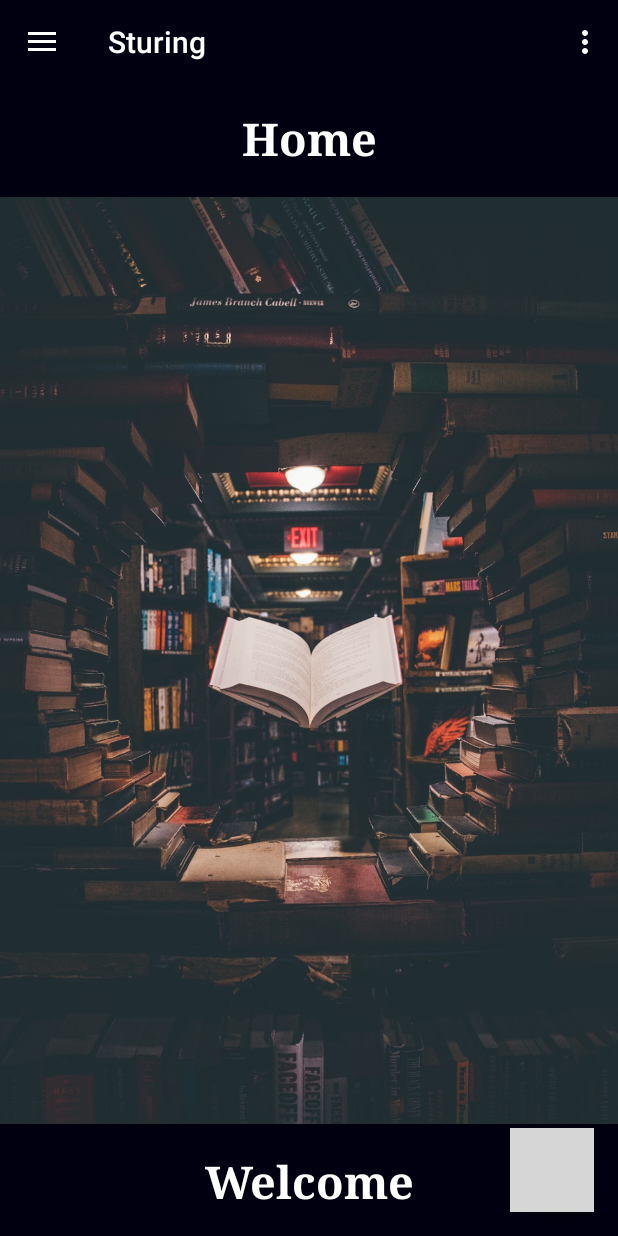
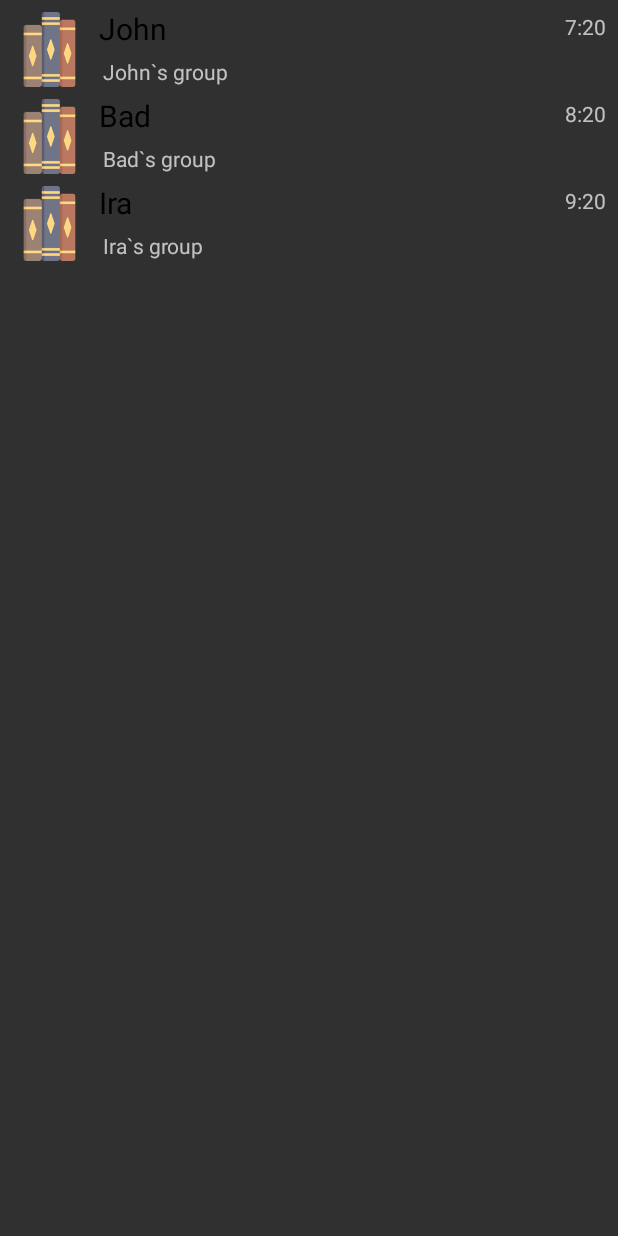
Before and after one commit to MayaraCastro/Sturing, an Android app: the MainActivity screen opened directly, with no data from a screen before it, in the side drawer, after a tap on "Slideshow", on a phone screen of 412 x 824 dp. Run offline under Robolectric (Android 15) with nearby library versions, the phone set to English and light mode, and no system bars; Roboto replaces fonts that are not available here; grey boxes are pictures that could not be loaded.

Commit message:
List of groups

```diff
--- a/app/build.gradle
+++ b/app/build.gradle
@@ -29,6 +29,7 @@ dependencies {
     implementation 'com.android.support.constraint:constraint-layout:1.1.3'
     implementation 'com.android.support:support-v4:28.0.0'
     implementation 'com.android.support:design:28.0.0'
+    implementation 'com.android.support:recyclerview-v7:28.0.0'
     testImplementation 'junit:junit:4.12'
     androidTestImplementation 'com.android.support.test:runner:1.0.2'
     androidTestImplementation 'com.android.support.test.espresso:espresso-core:3.0.2'
--- a/app/src/main/AndroidManifest.xml
+++ b/app/src/main/AndroidManifest.xml
@@ -25,24 +25,20 @@
             android:name=".MainActivity"
             android:label="@string/title_activity_main"
             android:theme="@style/Theme.AppCompat.NoActionBar" />
-
         <activity android:name=".OpeningActivity" />
-
         <activity
             android:name=".CreateUser"
             android:label="@string/title_activity_create_user"
             android:theme="@style/Theme.AppCompat.NoActionBar" />
-
         <activity
             android:name=".CreateGroupActivity"
             android:label="@string/new_group"
             android:theme="@style/Theme.AppCompat.NoActionBar" />
-
         <activity
             android:name=".ManageActivity"
             android:label="@string/personal_data"
             android:theme="@style/Theme.AppCompat.NoActionBar" />
-
+        <activity android:name=".GroupListActivity"></activity>
     </application>
 
 </manifest>
--- /dev/null
+++ b/app/src/main/java/com/example/sturing/sturing/Group.kt
@@ -0,0 +1,44 @@
+package com.example.sturing.sturing
+
+import android.widget.ImageView
+
+class Group {
+
+    private var name : String = ""
+    private var description : String = ""
+    private var timestamp : String = ""
+    private var image : ImageView? = null
+
+    fun getName() : String {
+        return name
+    }
+
+    fun setName(name : String) {
+        this.name = name
+    }
+
+    fun getDescription() : String {
+        return description
+    }
+
+    fun setDescription(description : String) {
+        this.description = description
+    }
+
+    fun getTimestamp() : String {
+        return timestamp
+    }
+
+    fun setTimestamp(timestamp : String) {
+        this.timestamp = timestamp
+    }
+
+    fun getImage() : ImageView? {
+        return image
+    }
+
+    fun setImage(image : ImageView) {
+        this.image = image
+    }
+
+}
--- /dev/null
+++ b/app/src/main/java/com/example/sturing/sturing/GroupAdapter.kt
@@ -0,0 +1,35 @@
+package com.example.sturing.sturing
+
+import android.content.Context
+import android.support.v7.widget.RecyclerView
+import android.view.LayoutInflater
+import android.view.View
+import android.view.ViewGroup
+import kotlinx.android.synthetic.main.group_list_item.view.*
+
+class GroupAdapter(var items : ArrayList<Group>, var context : Context) : RecyclerView.Adapter<ViewHolder>() {
+
+    override fun onCreateViewHolder(p0: ViewGroup, p1: Int): ViewHolder {
+        return ViewHolder(LayoutInflater.from(context).inflate(R.layout.group_list_item, p0, false))
+    }
+
+    override fun getItemCount(): Int {
+        return items.size
+    }
+
+    override fun onBindViewHolder(p0: ViewHolder, p1: Int) {
+        p0.tvGroupName?.text = items[p1].getName()
+        p0.tvGroupDescription?.text = items[p1].getDescription()
+        p0.tvGroupTimestamp?.text = items[p1].getTimestamp()
+        //p0.ivGroupImage?.setImageResource(items[p1].getImage()!!.id)
+    }
+
+}
+
+class ViewHolder (view: View) : RecyclerView.ViewHolder(view) {
+    // Holds the TextView that will add each animal to
+    val tvGroupName = view.tvGroupName
+    val tvGroupDescription = view.tvGroupDescription
+    val tvGroupTimestamp = view.tvGroupTimestamp
+    val ivGroupImage = view.ivGroupImage
+}
--- /dev/null
+++ b/app/src/main/java/com/example/sturing/sturing/GroupListActivity.kt
@@ -0,0 +1,41 @@
+package com.example.sturing.sturing
+
+import android.support.v7.app.AppCompatActivity
+import android.os.Bundle
+import android.support.v7.widget.LinearLayoutManager
+import android.widget.ImageView
+import kotlinx.android.synthetic.main.activity_group_list.*
+
+class GroupListActivity : AppCompatActivity() {
+
+    override fun onCreate(savedInstanceState: Bundle?) {
+        super.onCreate(savedInstanceState)
+        setContentView(R.layout.activity_group_list)
+
+        var groups : ArrayList<Group> = ArrayList()
+        var g1 = Group()
+        g1.setName("John")
+        g1.setDescription("John`s group")
+        g1.setTimestamp("7:20")
+        var image = ImageView(this)
+        image.setImageResource(R.drawable.book)
+        g1.setImage(image)
+        groups.add(g1)
+        var g2 = Group()
+        g2.setName("Bad")
+        g2.setDescription("Bad`s group")
+        g2.setTimestamp("8:20")
+        g2.setImage(image)
+        groups.add(g2)
+        var g3 = Group()
+        g3.setName("Ira")
+        g3.setDescription("Ira`s group")
+        g3.setTimestamp("9:20")
+        g3.setImage(image)
+        groups.add(g3)
+
+        rv_group_list.layoutManager = LinearLayoutManager(this)
+
+        rv_group_list.adapter = GroupAdapter(groups, this)
+    }
+}
--- a/app/src/main/java/com/example/sturing/sturing/MainActivity.kt
+++ b/app/src/main/java/com/example/sturing/sturing/MainActivity.kt
@@ -70,7 +70,8 @@ class MainActivity : AppCompatActivity(), NavigationView.OnNavigationItemSelecte
                 // Removed fragment create group, changed to '+' icon (fab action)
             }
             R.id.nav_slideshow -> {
-
+                val i = Intent(this, GroupListActivity::class.java)
+                startActivity(i)
             }
             R.id.nav_manage -> {
                 val i = Intent(this, ManageActivity::class.java)
--- a/app/src/main/res/layout-land/activity_login.xml
+++ b/app/src/main/res/layout-land/activity_login.xml
@@ -95,7 +95,7 @@
             android:layout_height="match_parent">
 
             <TextView
-                android:id="@+id/textView2"
+                android:id="@+id/tvGroupDescription"
                 android:layout_width="wrap_content"
                 android:layout_height="wrap_content"
                 android:layout_centerInParent="true"
--- /dev/null
+++ b/app/src/main/res/layout/activity_group_list.xml
@@ -0,0 +1,20 @@
+<?xml version="1.0" encoding="utf-8"?>
+<android.support.constraint.ConstraintLayout xmlns:android="http://schemas.android.com/apk/res/android"
+    xmlns:app="http://schemas.android.com/apk/res-auto"
+    xmlns:tools="http://schemas.android.com/tools"
+    android:layout_width="match_parent"
+    android:layout_height="match_parent"
+    tools:context=".GroupListActivity">
+
+    <android.support.v7.widget.RecyclerView
+        android:id="@+id/rv_group_list"
+        android:layout_width="0dp"
+        android:layout_height="0dp"
+        android:name="com.example.sturing.sturing.GroupListActivity"
+        app:layoutManager="LinearLayoutManager"
+        app:layout_constraintBottom_toBottomOf="parent"
+        app:layout_constraintEnd_toEndOf="parent"
+        app:layout_constraintStart_toStartOf="parent"
+        app:layout_constraintTop_toTopOf="parent"
+        tools:listitem="@layout/group_list_item" />
+</android.support.constraint.ConstraintLayout>
--- a/app/src/main/res/layout/activity_login.xml
+++ b/app/src/main/res/layout/activity_login.xml
@@ -101,7 +101,7 @@
             android:layout_height="match_parent">
 
             <TextView
-                android:id="@+id/textView2"
+                android:id="@+id/tvGroupDescription"
                 android:layout_width="wrap_content"
                 android:layout_height="wrap_content"
                 android:layout_centerInParent="true"
--- a/app/src/main/res/layout/activity_opening.xml
+++ b/app/src/main/res/layout/activity_opening.xml
@@ -23,7 +23,7 @@
         tools:layout_editor_absoluteY="265dp" />
 
     <ImageView
-        android:id="@+id/imageView2"
+        android:id="@+id/ivGroupImage"
         android:layout_width="150dp"
         android:layout_height="145dp"
         android:layout_marginStart="8dp"
--- /dev/null
+++ b/app/src/main/res/layout/group_list_item.xml
@@ -0,0 +1,55 @@
+<?xml version="1.0" encoding="utf-8"?>
+<android.support.constraint.ConstraintLayout
+    xmlns:android="http://schemas.android.com/apk/res/android"
+    xmlns:app="http://schemas.android.com/apk/res-auto"
+    xmlns:tools="http://schemas.android.com/tools"
+    android:layout_width="match_parent"
+    android:layout_height="wrap_content">
+
+  <ImageView
+      android:id="@+id/ivGroupImage"
+      android:layout_width="50dp"
+      android:layout_height="50dp"
+      android:layout_marginStart="8dp"
+      android:layout_marginTop="8dp"
+      android:contentDescription="@string/app_name"
+      app:layout_constraintStart_toStartOf="parent"
+      app:layout_constraintTop_toTopOf="parent"
+      app:srcCompat="@drawable/book"
+      tools:src="@tools:sample/avatars"
+      tools:srcCompat="@tools:sample/avatars" />
+
+  <TextView
+      android:id="@+id/tvGroupName"
+      android:layout_width="wrap_content"
+      android:layout_height="wrap_content"
+      android:layout_marginStart="8dp"
+      android:layout_marginBottom="8dp"
+      android:textColor="@android:color/black"
+      android:textSize="20sp"
+      app:layout_constraintBottom_toTopOf="@+id/tvGroupDescription"
+      app:layout_constraintStart_toEndOf="@+id/ivGroupImage"
+      app:layout_constraintTop_toTopOf="@+id/ivGroupImage"
+      tools:text="@tools:sample/full_names" />
+
+  <TextView
+      android:id="@+id/tvGroupDescription"
+      android:layout_width="285dp"
+      android:layout_height="20dp"
+      tools:text="@tools:sample/lorem[4:10]"
+      app:layout_constraintBottom_toBottomOf="@+id/ivGroupImage"
+      app:layout_constraintStart_toEndOf="@+id/ivGroupImage"
+      android:layout_marginStart="8dp"
+      app:layout_constraintEnd_toEndOf="parent"
+      android:layout_marginEnd="8dp"
+      app:layout_constraintHorizontal_bias="0.050" />
+
+  <TextView
+      android:id="@+id/tvGroupTimestamp"
+      android:layout_width="wrap_content"
+      android:layout_height="wrap_content"
+      android:layout_marginEnd="8dp"
+      app:layout_constraintEnd_toEndOf="parent"
+      app:layout_constraintTop_toTopOf="@+id/ivGroupImage"
+      tools:text="@tools:sample/date/hhmm" />
+</android.support.constraint.ConstraintLayout>
--- a/app/src/main/res/values/dimens.xml
+++ b/app/src/main/res/values/dimens.xml
@@ -5,4 +5,5 @@
     <dimen name="nav_header_vertical_spacing">8dp</dimen>
     <dimen name="nav_header_height">176dp</dimen>
     <dimen name="fab_margin">16dp</dimen>
+    <dimen name="text_margin">16dp</dimen>
 </resources>
```
Also changed, not shown: 1 other file.
